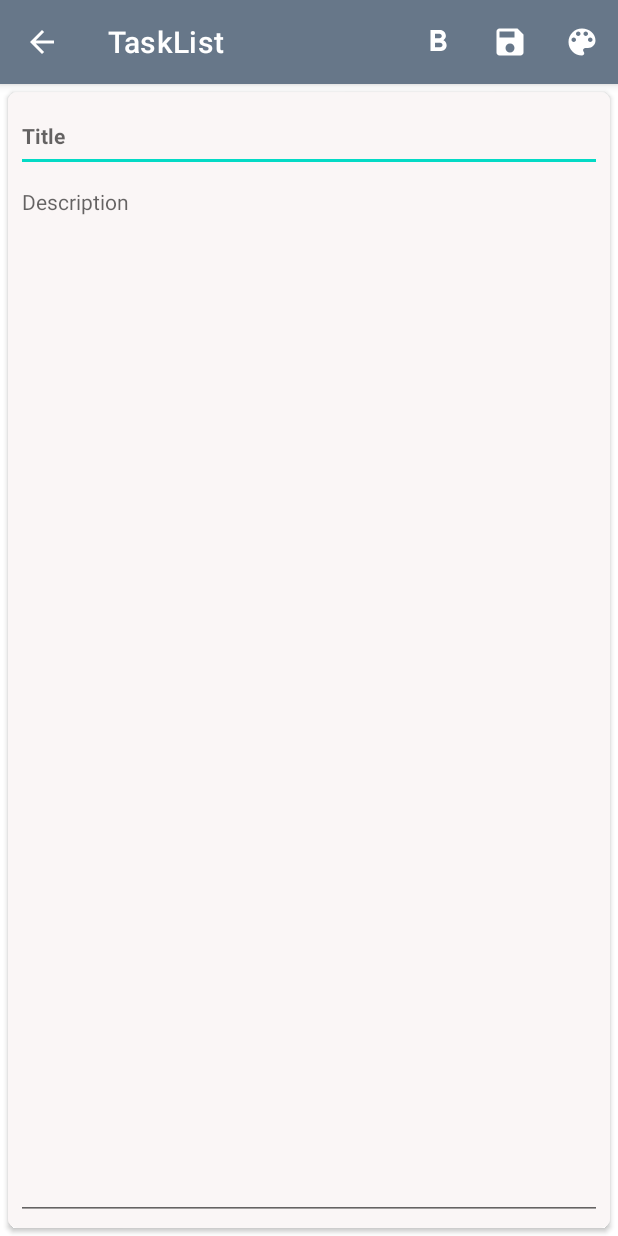
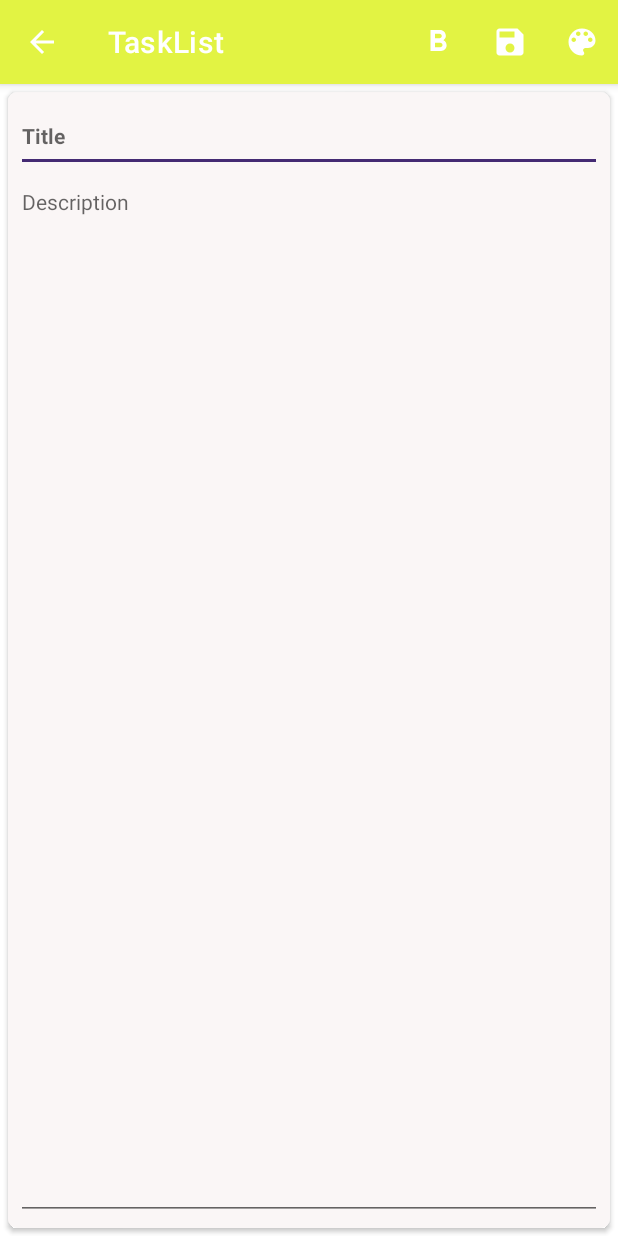
Before and after one commit to poohxx/NoteList, an Android app: the NewNoteActivity screen opened directly, with no data from a screen before it, on a phone screen of 412 x 824 dp. Run offline under Robolectric (Android 15) with nearby library versions, the phone set to English and light mode, and no system bars.

Commit message:
add theme choose

```diff
--- a/app/src/main/AndroidManifest.xml
+++ b/app/src/main/AndroidManifest.xml
@@ -1,6 +1,7 @@
 <?xml version="1.0" encoding="utf-8"?>
 <manifest xmlns:android="http://schemas.android.com/apk/res/android"
     package="com.poohxx.notelist">
+    <uses-permission android:name="android.permission.INTERNET"/>
 
     <application
         android:name=".activities.MainApp"
@@ -9,7 +10,7 @@
         android:label="@string/app_name"
         android:roundIcon="@mipmap/ic_launcher_round"
         android:supportsRtl="true"
-        android:theme="@style/Theme.NoteList">
+        android:theme="@style/Theme.NoteListPurple">
         <activity
             android:name=".settings.SettingsActivity"
             android:exported="false" />
@@ -19,7 +20,7 @@
         <activity
             android:name=".activities.NewNoteActivity"
             android:exported="false"
-            android:theme="@style/Theme.NewNoteList"
+            android:theme="@style/Theme.NewNoteListPurple"
             android:windowSoftInputMode="stateAlwaysVisible|adjustResize" />
         <activity
             android:name=".activities.MainActivity"
--- a/app/src/main/java/com/poohxx/notelist/activities/NewNoteActivity.kt
+++ b/app/src/main/java/com/poohxx/notelist/activities/NewNoteActivity.kt
@@ -33,10 +33,13 @@ class NewNoteActivity : AppCompatActivity() {
     private lateinit var binding: ActivityNewNoteBinding
     private var note: NoteItem? = null
     private var pref:SharedPreferences?=null
+    private lateinit var defPref:SharedPreferences
 
     override fun onCreate(savedInstanceState: Bundle?) {
         binding = ActivityNewNoteBinding.inflate(layoutInflater)
         super.onCreate(savedInstanceState)
+        defPref=PreferenceManager.getDefaultSharedPreferences(this)
+        setTheme(getSelectedTheme())
         setContentView(binding.root)
         actionBarSettings()
         getNote()
@@ -225,4 +228,11 @@ class NewNoteActivity : AppCompatActivity() {
     private fun EditText.setTextSize(size: String?){
         if(size!=null) this.textSize = size.toFloat()
     }
+    private fun getSelectedTheme():Int{
+        return if(defPref.getString("choose_theme_key", "Yellow") =="Yellow"){
+            R.style.Theme_NewNoteListYellow
+        }else{
+            R.style.Theme_NewNoteListPurple
+        }
+    }
 }
--- a/app/src/main/res/layout/action_layout.xml
+++ b/app/src/main/res/layout/action_layout.xml
@@ -8,6 +8,7 @@
         android:id="@+id/edNewTaskItem"
         android:layout_width="match_parent"
         android:layout_height="wrap_content"
+        android:theme="@style/EditYellow"
         android:ems="10"
         android:hint="@string/new_item"
         android:inputType="textPersonName" />
--- a/app/src/main/res/values/colors.xml
+++ b/app/src/main/res/values/colors.xml
@@ -20,4 +20,8 @@
     <color name="grey_light">#B9BDBD</color>
     <color name="red_main">#DD0424</color>
     <color name="green_main">#0E7A12</color>
+    <color name="yellow_light">#E2F343</color>
+    <color name="yellow_dark">#A19104</color>
+    <color name="purple_light">#975FFB</color>
+    <color name="purple_dark">#442A73</color>
 </resources>
--- a/app/src/main/res/values/themes.xml
+++ b/app/src/main/res/values/themes.xml
@@ -1,12 +1,12 @@
 <resources xmlns:tools="http://schemas.android.com/tools">
     <!-- Base application theme. -->
-    <style name="Theme.NoteList" parent="Theme.MaterialComponents.DayNight.DarkActionBar">
+    <style name="Theme.NoteListYellow" parent="Theme.MaterialComponents.DayNight.DarkActionBar">
         <!-- Primary brand color. -->
-        <item name="colorPrimary">@color/grey_main</item>
-        <item name="colorPrimaryVariant">@color/purple_700</item>
+        <item name="colorPrimary">@color/yellow_light</item>
+        <item name="colorPrimaryVariant">@color/yellow_dark</item>
         <item name="colorOnPrimary">@color/white</item>
         <!-- Secondary brand color. -->
-        <item name="colorSecondary">@color/teal_200</item>
+        <item name="colorSecondary">@color/purple_dark</item>
         <item name="colorSecondaryVariant">@color/teal_700</item>
         <item name="colorOnSecondary">@color/black</item>
         <!-- Status bar color. -->
@@ -14,13 +14,42 @@
         <!-- Customize your theme here. -->
         <item name="android:windowFullscreen">true</item>
     </style>
-    <style name="Theme.NewNoteList" parent="Theme.MaterialComponents.DayNight.DarkActionBar">
+
+    <style name="Theme.NewNoteListYellow" parent="Theme.MaterialComponents.DayNight.DarkActionBar">
         <!-- Primary brand color. -->
-        <item name="colorPrimary">@color/grey_main</item>
-        <item name="colorPrimaryVariant">@color/grey_main_dark</item>
+        <item name="colorPrimary">@color/yellow_light</item>
+        <item name="colorPrimaryVariant">@color/yellow_dark</item>
         <item name="colorOnPrimary">@color/white</item>
         <!-- Secondary brand color. -->
-        <item name="colorSecondary">@color/teal_200</item>
+        <item name="colorSecondary">@color/purple_dark</item>
+        <item name="colorSecondaryVariant">@color/teal_700</item>
+        <item name="colorOnSecondary">@color/black</item>
+        <!-- Status bar color. -->
+        <item name="android:statusBarColor" tools:targetApi="l">?attr/colorPrimaryVariant</item>
+        <!-- Customize your theme here. -->
+    </style>
+    <style name="Theme.NoteListPurple" parent="Theme.MaterialComponents.DayNight.DarkActionBar">
+        <!-- Primary brand color. -->
+        <item name="colorPrimary">@color/purple_light</item>
+        <item name="colorPrimaryVariant">@color/purple_dark</item>
+        <item name="colorOnPrimary">@color/white</item>
+        <!-- Secondary brand color. -->
+        <item name="colorSecondary">@color/purple_dark</item>
+        <item name="colorSecondaryVariant">@color/teal_700</item>
+        <item name="colorOnSecondary">@color/black</item>
+        <!-- Status bar color. -->
+        <item name="android:statusBarColor" tools:targetApi="l">?attr/colorPrimaryVariant</item>
+        <!-- Customize your theme here. -->
+        <item name="android:windowFullscreen">true</item>
+    </style>
+
+    <style name="Theme.NewNoteListPurple" parent="Theme.MaterialComponents.DayNight.DarkActionBar">
+        <!-- Primary brand color. -->
+        <item name="colorPrimary">@color/purple_light</item>
+        <item name="colorPrimaryVariant">@color/purple_dark</item>
+        <item name="colorOnPrimary">@color/white</item>
+        <!-- Secondary brand color. -->
+        <item name="colorSecondary">@color/purple_dark</item>
         <item name="colorSecondaryVariant">@color/teal_700</item>
         <item name="colorOnSecondary">@color/black</item>
         <!-- Status bar color. -->
@@ -28,4 +57,8 @@
         <!-- Customize your theme here. -->
 
     </style>
+
+    <style name="EditYellow" parent="Theme.MaterialComponents.DayNight.DarkActionBar">
+        <item name="colorSecondary">@color/black</item>
+    </style>
 </resources>
--- a/app/src/main/res/xml/settings_preference.xml
+++ b/app/src/main/res/xml/settings_preference.xml
@@ -29,7 +29,7 @@
         <PreferenceCategory android:title="@string/theme_settings">
 
             <ListPreference
-                android:defaultValue="1"
+                android:defaultValue="Yellow"
                 android:entries="@array/choose_theme_array"
                 android:entryValues="@array/choose_theme_values"
                 android:key="choose_theme_key"
```
Also changed, not shown: app/src/main/java/com/poohxx/notelist/activities/MainActivity.kt (+18 -2 lines), app/src/main/java/com/poohxx/notelist/settings/SettingsActivity.kt (+12 -0 lines), app/src/main/res/values/arrays.xml (+4 -4 lines).
